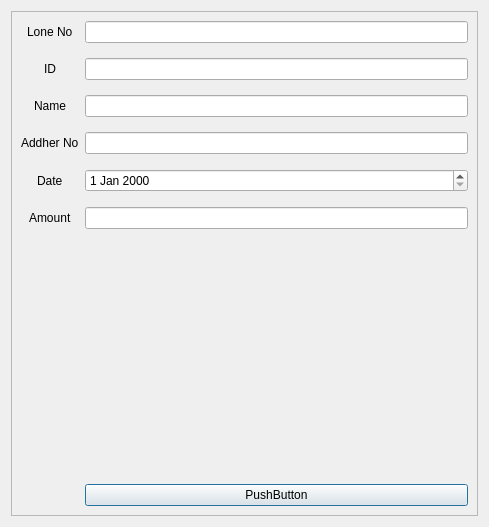
This is collect_lone.ui in nachiket624/GTFC-Desktop-Application as Qt 5 draws it before an edit. The edited form follows.
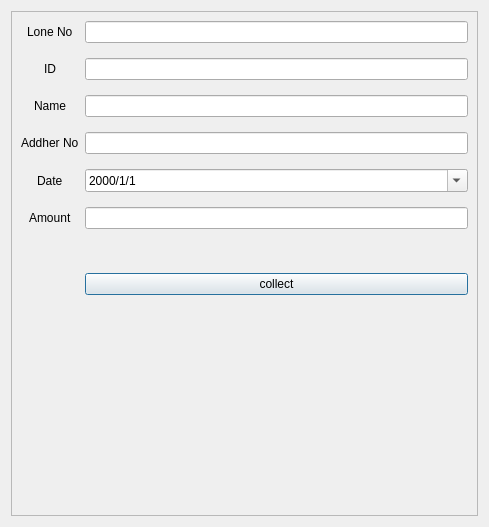
This is the edited form.

Commit message: lone collection function working with Gui. MainWindow.py gui button change to it's Default style

Diff of the .ui file:
```diff
--- a/collect_lone.ui
+++ b/collect_lone.ui
@@ -79,7 +79,14 @@
          </widget>
         </item>
         <item row="4" column="1">
-         <widget class="QDateEdit" name="dateEdit"/>
+         <widget class="QDateEdit" name="collec_date">
+          <property name="displayFormat">
+           <string>yyyy/M/d</string>
+          </property>
+          <property name="calendarPopup">
+           <bool>true</bool>
+          </property>
+         </widget>
         </item>
         <item row="5" column="0">
          <widget class="QLabel" name="label_6">
@@ -89,25 +96,23 @@
          </widget>
         </item>
         <item row="5" column="1">
-         <widget class="QLineEdit" name="lineEdit_5"/>
-        </item>
-        <item row="6" column="0">
-         <spacer name="verticalSpacer">
-          <property name="orientation">
-           <enum>Qt::Vertical</enum>
-          </property>
-          <property name="sizeHint" stdset="0">
-           <size>
-            <width>20</width>
-            <height>40</height>
-           </size>
-          </property>
-         </spacer>
+         <widget class="QLineEdit" name="collect_amount"/>
         </item>
         <item row="7" column="1">
          <widget class="QPushButton" name="pushButton">
           <property name="text">
-           <string>PushButton</string>
+           <string>collect</string>
+          </property>
+         </widget>
+        </item>
+        <item row="6" column="1">
+         <widget class="QLabel" name="lone_error">
+          <property name="styleSheet">
+           <string notr="true">font: 87 10pt &quot;Arial Black&quot;;
+color:rgb(255, 0, 4)</string>
+          </property>
+          <property name="text">
+           <string/>
           </property>
          </widget>
         </item>
```
Left out of the diff: 10 changed lines with no effect on the pictures. The commit also changes 4 other files.
